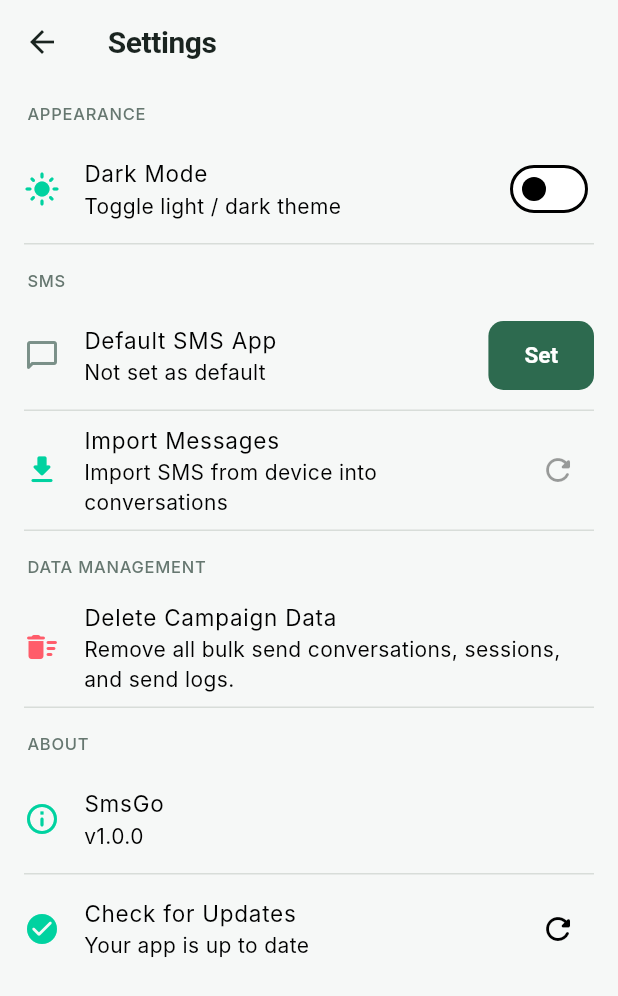
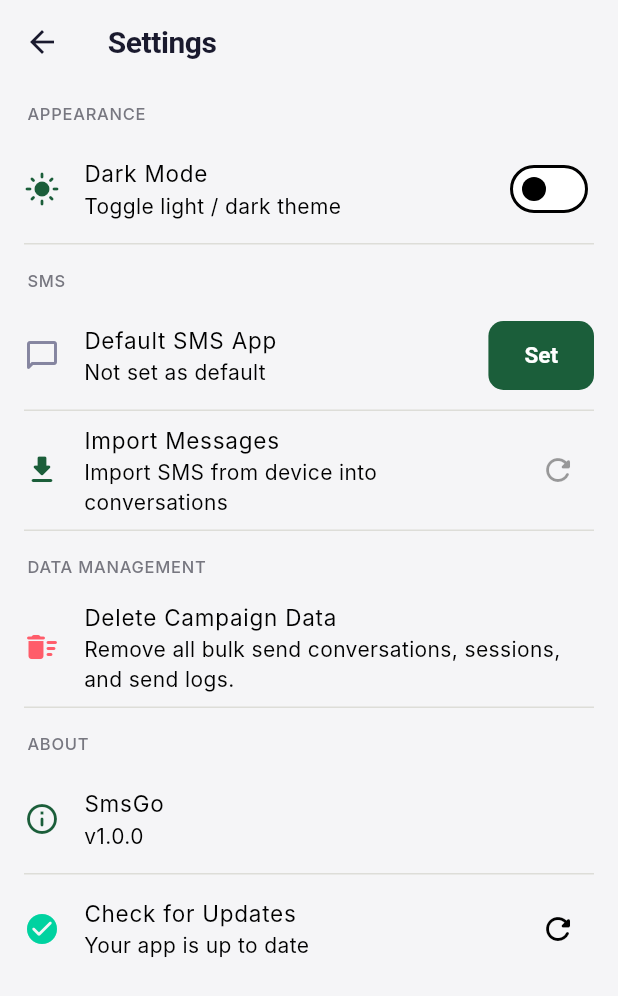
Before and after one commit to DevOkss/SmsGo, a Flutter app: the SettingsScreen screen opened directly, after a tap on "Dark Mode", on a phone screen of 412 x 824 dp. Shown: the top 996 px of the screen. Run offline on Flutter 3.47's test engine with Material 3 defaults, Android fonts, the phone set to English and light mode, and no system bars; our stand-ins replace csv, dio, file_picker, flutter_dotenv, flutter_local_notifications, open_filex and 4 more; missing offline and left inert: excel, linkify, restart_app; accounts and stored records are empty; network calls fail; Roboto replaces fonts that are missing (Inter).

Commit message:
fix: theme corrections — neutral grays, darker green light mode, no nav indicator
- Dark mode: backgrounds are now neutral dark grays (#0E0E12, #16161A, #1E1E24)
- Light mode: primary is darker green (#1B5E3A), card bg neutral (#EDEDEF)
- Navigation: transparent indicator, icon colors match primary
- Screens use Theme.of(context).colorScheme.primary for accent colors
- ProgressRow, EmptyState, conversation tiles, settings all theme-aware

```diff
--- a/lib/core/constants/app_theme.dart
+++ b/lib/core/constants/app_theme.dart
@@ -1,26 +1,26 @@
 import 'package:flutter/material.dart';
 
 class AppColors {
-  // Brand — dark mode uses green, light mode uses deeper green
+  // Brand
   static const primary = Color(0xFF00D2A0);
   static const primaryDark = Color(0xFF00B88C);
   static const accent = Color(0xFF00D2A0);
 
-  // Dark theme
-  static const darkBg = Color(0xFF0A0F0D);
-  static const darkSurface = Color(0xFF121916);
-  static const darkCard = Color(0xFF1A2420);
-  static const darkBorder = Color(0xFF253030);
-  static const darkText = Color(0xFFE8F0EC);
-  static const darkSubtext = Color(0xFF7A9088);
+  // Dark theme — neutral dark grays, no green tint
+  static const darkBg = Color(0xFF0E0E12);
+  static const darkSurface = Color(0xFF16161A);
+  static const darkCard = Color(0xFF1E1E24);
+  static const darkBorder = Color(0xFF2A2A32);
+  static const darkText = Color(0xFFEDEDF0);
+  static const darkSubtext = Color(0xFF8585A0);
 
-  // Light theme
-  static const lightBg = Color(0xFFF6F8F7);
+  // Light theme — neutral whites, no green tint
+  static const lightBg = Color(0xFFF5F5F7);
   static const lightSurface = Color(0xFFFFFFFF);
-  static const lightCard = Color(0xFFEEF2F0);
-  static const lightBorder = Color(0xFFD8DDD9);
-  static const lightText = Color(0xFF1A2420);
-  static const lightSubtext = Color(0xFF667770);
+  static const lightCard = Color(0xFFEDEDEF);
+  static const lightBorder = Color(0xFFDDDDD8);
+  static const lightText = Color(0xFF1A1A2E);
+  static const lightSubtext = Color(0xFF777780);
 
   // Status
   static const success = Color(0xFF00D2A0);
@@ -70,7 +70,13 @@ class AppTheme {
       ),
       navigationBarTheme: NavigationBarThemeData(
         backgroundColor: AppColors.darkSurface,
-        indicatorColor: AppColors.primary.withValues(alpha: 0.15),
+        indicatorColor: Colors.transparent,
+        iconTheme: WidgetStateProperty.resolveWith((states) {
+          if (states.contains(WidgetState.selected)) {
+            return const IconThemeData(color: AppColors.primary, size: 22);
+          }
+          return const IconThemeData(color: AppColors.darkSubtext, size: 22);
+        }),
         labelTextStyle: WidgetStateProperty.all(
           const TextStyle(fontSize: 11, fontWeight: FontWeight.w500),
         ),
@@ -117,7 +123,7 @@ class AppTheme {
       ),
       chipTheme: ChipThemeData(
         backgroundColor: AppColors.darkCard,
-        selectedColor: AppColors.primary.withValues(alpha: 0.2),
+        selectedColor: AppColors.primary.withValues(alpha: 0.15),
         side: const BorderSide(color: AppColors.darkBorder),
         labelStyle: const TextStyle(fontSize: 13, color: AppColors.darkText),
         shape: RoundedRectangleBorder(borderRadius: BorderRadius.circular(8)),
@@ -139,11 +145,13 @@ class AppTheme {
   }
 
   static ThemeData light() {
+    const primary = Color(0xFF1B5E3A);
+
     return ThemeData(
       brightness: Brightness.light,
       scaffoldBackgroundColor: AppColors.lightBg,
       colorScheme: const ColorScheme.light(
-        primary: Color(0xFF2D6A4F),
+        primary: primary,
         secondary: AppColors.accent,
         surface: AppColors.lightSurface,
         error: AppColors.error,
@@ -172,7 +180,13 @@ class AppTheme {
       ),
       navigationBarTheme: NavigationBarThemeData(
         backgroundColor: AppColors.lightSurface,
-        indicatorColor: const Color(0xFF2D6A4F).withValues(alpha: 0.12),
+        indicatorColor: Colors.transparent,
+        iconTheme: WidgetStateProperty.resolveWith((states) {
+          if (states.contains(WidgetState.selected)) {
+            return const IconThemeData(color: primary, size: 22);
+          }
+          return const IconThemeData(color: AppColors.lightSubtext, size: 22);
+        }),
         labelTextStyle: WidgetStateProperty.all(
           const TextStyle(fontSize: 11, fontWeight: FontWeight.w500),
         ),
@@ -195,15 +209,15 @@ class AppTheme {
         ),
         focusedBorder: OutlineInputBorder(
           borderRadius: BorderRadius.circular(10),
-          borderSide: const BorderSide(color: Color(0xFF2D6A4F), width: 1.5),
+          borderSide: const BorderSide(color: primary, width: 1.5),
         ),
         contentPadding: const EdgeInsets.symmetric(horizontal: 14, vertical: 12),
-        hintStyle: const TextStyle(color: Color(0xFF889990), fontSize: 14),
-        labelStyle: const TextStyle(color: Color(0xFF667770)),
+        hintStyle: const TextStyle(color: Color(0xFF999AA0), fontSize: 14),
+        labelStyle: const TextStyle(color: AppColors.lightSubtext),
       ),
       elevatedButtonTheme: ElevatedButtonThemeData(
         style: ElevatedButton.styleFrom(
-          backgroundColor: const Color(0xFF2D6A4F),
+          backgroundColor: primary,
           foregroundColor: Colors.white,
           elevation: 0,
           shape: RoundedRectangleBorder(borderRadius: BorderRadius.circular(10)),
@@ -213,13 +227,13 @@ class AppTheme {
       ),
       textButtonTheme: TextButtonThemeData(
         style: TextButton.styleFrom(
-          foregroundColor: const Color(0xFF2D6A4F),
+          foregroundColor: primary,
           shape: RoundedRectangleBorder(borderRadius: BorderRadius.circular(8)),
         ),
       ),
       chipTheme: ChipThemeData(
         backgroundColor: AppColors.lightCard,
-        selectedColor: const Color(0xFF2D6A4F).withValues(alpha: 0.12),
+        selectedColor: primary.withValues(alpha: 0.1),
         side: const BorderSide(color: AppColors.lightBorder),
         labelStyle: const TextStyle(fontSize: 13, color: AppColors.lightText),
         shape: RoundedRectangleBorder(borderRadius: BorderRadius.circular(8)),
@@ -230,12 +244,12 @@ class AppTheme {
         headlineSmall: TextStyle(color: AppColors.lightText, fontSize: 18, fontWeight: FontWeight.w600),
         titleLarge: TextStyle(color: AppColors.lightText, fontSize: 16, fontWeight: FontWeight.w600),
         titleMedium: TextStyle(color: AppColors.lightText, fontSize: 15, fontWeight: FontWeight.w500),
-        titleSmall: TextStyle(color: Color(0xFF667770), fontSize: 13, fontWeight: FontWeight.w500),
+        titleSmall: TextStyle(color: AppColors.lightSubtext, fontSize: 13, fontWeight: FontWeight.w500),
         bodyLarge: TextStyle(color: AppColors.lightText, fontSize: 15),
         bodyMedium: TextStyle(color: AppColors.lightText, fontSize: 14),
-        bodySmall: TextStyle(color: Color(0xFF667770), fontSize: 12),
+        bodySmall: TextStyle(color: AppColors.lightSubtext, fontSize: 12),
         labelLarge: TextStyle(color: AppColors.lightText, fontSize: 14, fontWeight: FontWeight.w600),
-        labelSmall: TextStyle(color: Color(0xFF667770), fontSize: 11, fontWeight: FontWeight.w500, letterSpacing: 0.5),
+        labelSmall: TextStyle(color: AppColors.lightSubtext, fontSize: 11, fontWeight: FontWeight.w500, letterSpacing: 0.5),
       ),
     );
   }
--- a/lib/core/widget/app_widgets.dart
+++ b/lib/core/widget/app_widgets.dart
@@ -119,13 +119,14 @@ class EmptyState extends StatelessWidget {
 
   @override
   Widget build(BuildContext context) {
+    final primary = Theme.of(context).colorScheme.primary;
     return Center(
       child: Padding(
         padding: const EdgeInsets.all(40),
         child: Column(
           mainAxisSize: MainAxisSize.min,
           children: [
-            Icon(icon, size: 48, color: AppColors.primary.withValues(alpha: 0.3)),
+            Icon(icon, size: 48, color: primary.withValues(alpha: 0.3)),
             const SizedBox(height: 14),
             Text(title,
               style: Theme.of(context).textTheme.titleMedium,
@@ -152,6 +153,7 @@ class ProgressRow extends StatelessWidget {
 
   @override
   Widget build(BuildContext context) {
+    final primary = Theme.of(context).colorScheme.primary;
     final progressCount = dispatched > 0 ? dispatched : sent;
     final progress = total > 0 ? progressCount / total : 0.0;
     return Column(
@@ -171,8 +173,8 @@ class ProgressRow extends StatelessWidget {
           borderRadius: BorderRadius.circular(3),
           child: LinearProgressIndicator(
             value: progress,
-            backgroundColor: AppColors.primary.withValues(alpha: 0.1),
-            valueColor: const AlwaysStoppedAnimation<Color>(AppColors.primary),
+            backgroundColor: primary.withValues(alpha: 0.1),
+            valueColor: AlwaysStoppedAnimation<Color>(primary),
             minHeight: 4,
           ),
         ),
--- a/lib/features/campaign/campaign_sceen.dart
+++ b/lib/features/campaign/campaign_sceen.dart
@@ -599,9 +599,9 @@ class _CampaignDetailScreenState extends State<CampaignDetailScreen> {
             children: [
               ProgressRow(sent: c.sentCount, total: c.totalLeads, failed: c.failedCount),
               const SizedBox(height: 4),
-              if (c.totalLeads > 0)
-                Text('${(c.progress * 100).toStringAsFixed(0)}% complete',
-                  style: Theme.of(context).textTheme.bodySmall?.copyWith(color: AppColors.primary)),
+                if (c.totalLeads > 0)
+                  Text('${(c.progress * 100).toStringAsFixed(0)}% complete',
+                    style: Theme.of(context).textTheme.bodySmall?.copyWith(color: Theme.of(context).colorScheme.primary)),
               const SizedBox(height: 12),
               Row(children: [
                 Expanded(child: _Stat('Total Leads', '${c.totalLeads}')),
--- a/lib/features/settings/setting_screen.dart
+++ b/lib/features/settings/setting_screen.dart
@@ -121,7 +121,7 @@ class _SettingsScreenState extends State<SettingsScreen> {
               subtitle: const Text('Toggle light / dark theme'),
               secondary: Icon(
                 isDark ? Icons.dark_mode_rounded : Icons.light_mode_rounded,
-                color: AppColors.primary,
+                color: Theme.of(context).colorScheme.primary,
               ),
               value: isDark,
               onChanged: (_) => context.read<ThemeProvider>().toggle(),
@@ -151,7 +151,7 @@ class _SettingsScreenState extends State<SettingsScreen> {
             const Divider(height: 1),
             ListTile(
               contentPadding: EdgeInsets.zero,
-              leading: const Icon(Icons.download_rounded, color: AppColors.primary),
+              leading: Icon(Icons.download_rounded, color: Theme.of(context).colorScheme.primary),
               title: const Text('Import Messages'),
               subtitle: const Text('Import SMS from device into conversations'),
               trailing: _importing
@@ -216,7 +216,7 @@ class _AboutSection extends StatelessWidget {
       children: [
         ListTile(
           contentPadding: EdgeInsets.zero,
-          leading: const Icon(Icons.info_outline_rounded, color: AppColors.primary),
+          leading: Icon(Icons.info_outline_rounded, color: Theme.of(context).colorScheme.primary),
           title: const Text('SmsGo'),
           subtitle: Text('v$version'),
         ),
@@ -266,11 +266,12 @@ class _UpdateStatusIcon extends StatelessWidget {
   Widget build(BuildContext context) {
     IconData icon;
     Color color;
+    final primary = Theme.of(context).colorScheme.primary;
 
     switch (status) {
       case UpdateStatus.updateAvailable:
         icon = Icons.system_update_rounded;
-        color = AppColors.primary;
+        color = primary;
         break;
       case UpdateStatus.upToDate:
         icon = Icons.check_circle_rounded;
@@ -278,7 +279,7 @@ class _UpdateStatusIcon extends StatelessWidget {
         break;
       case UpdateStatus.downloading:
         icon = Icons.cloud_download_rounded;
-        color = AppColors.primary;
+        color = primary;
         break;
       case UpdateStatus.error:
         icon = Icons.error_outline_rounded;
```
Also changed, not shown: lib/features/dashboard/dashboard_screen.dart (+2 -8 lines), lib/features/messaging/active_send_conversations_screen.dart (+8 -7 lines), lib/features/messaging/conversations_screen.dart (+12 -10 lines), lib/features/messaging/messaging_screen.dart (+4 -3 lines).
